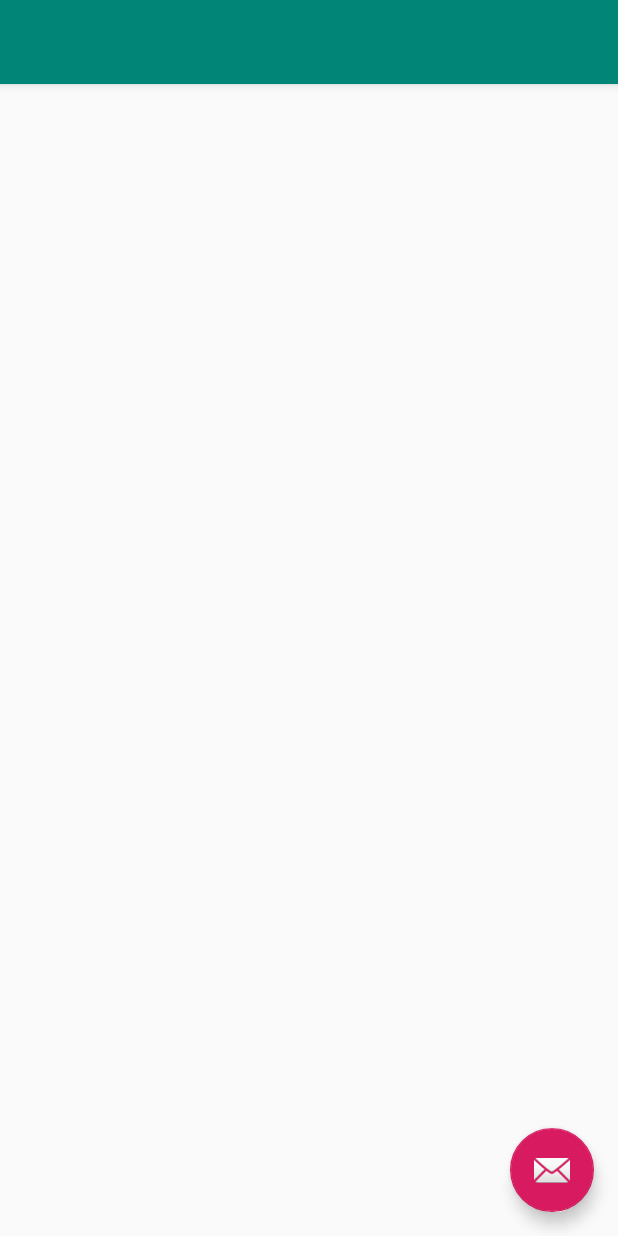
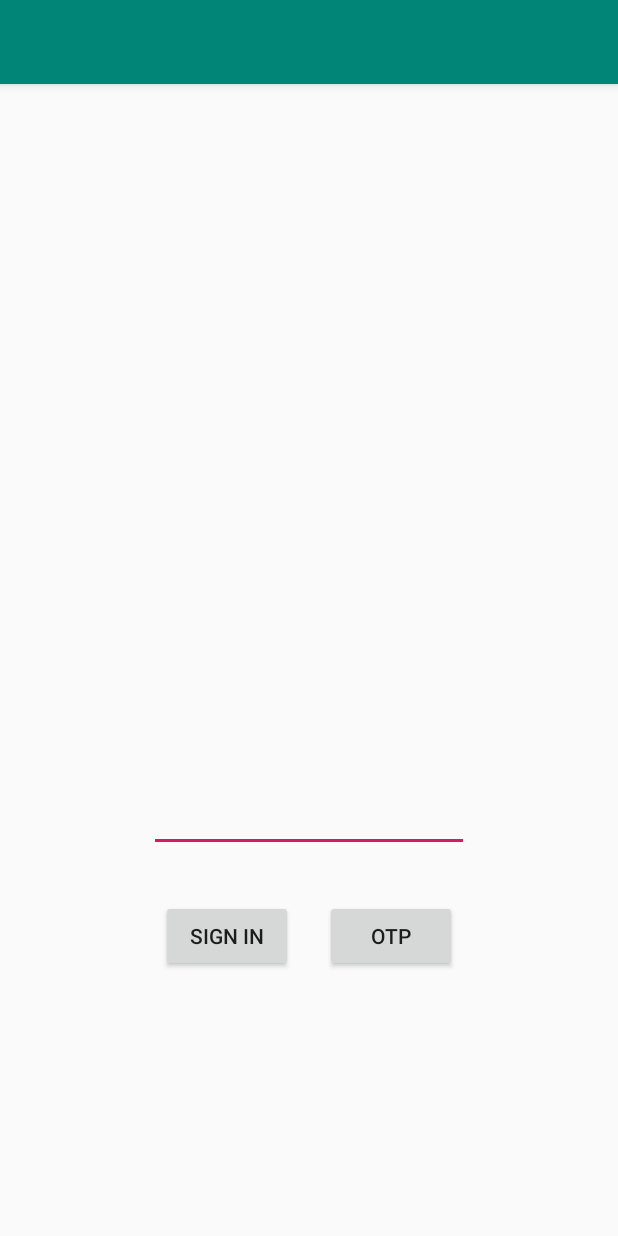
Before and after one commit to Renziera/babelanja-app, an Android app: the layout app_bar_main.xml on its own in the app's theme, with its tools: preview values and no code run, on a phone screen of 412 x 824 dp. Run offline under Robolectric (Android 15) with nearby library versions, the phone set to English and light mode, and no system bars.

Commit message:
Preview login

```diff
--- a/app/src/main/AndroidManifest.xml
+++ b/app/src/main/AndroidManifest.xml
@@ -11,7 +11,7 @@
         android:theme="@style/AppTheme">
         <activity
             android:name=".MainActivity"
-            android:label="@string/title_activity_main"
+            android:label="Babelanja"
             android:theme="@style/AppTheme.NoActionBar"></activity>
         <activity android:name=".SplashActivity">
             <intent-filter>
--- a/app/src/main/res/layout/app_bar_main.xml
+++ b/app/src/main/res/layout/app_bar_main.xml
@@ -22,12 +22,4 @@
 
     <include layout="@layout/content_main" />
 
-    <com.google.android.material.floatingactionbutton.FloatingActionButton
-        android:id="@+id/fab"
-        android:layout_width="wrap_content"
-        android:layout_height="wrap_content"
-        android:layout_gravity="bottom|end"
-        android:layout_margin="@dimen/fab_margin"
-        app:srcCompat="@android:drawable/ic_dialog_email" />
-
 </androidx.coordinatorlayout.widget.CoordinatorLayout>
--- a/app/src/main/res/layout/content_main.xml
+++ b/app/src/main/res/layout/content_main.xml
@@ -8,4 +8,36 @@
     tools:context=".MainActivity"
     tools:showIn="@layout/app_bar_main">
 
+    <EditText
+        android:id="@+id/phoneNumber"
+        android:layout_width="wrap_content"
+        android:layout_height="wrap_content"
+        android:layout_marginStart="8dp"
+        android:layout_marginEnd="8dp"
+        android:layout_marginBottom="256dp"
+        android:ems="10"
+        android:inputType="phone"
+        app:layout_constraintBottom_toBottomOf="parent"
+        app:layout_constraintEnd_toEndOf="parent"
+        app:layout_constraintStart_toStartOf="parent" />
+
+    <Button
+        android:id="@+id/button_sign_in"
+        android:layout_width="wrap_content"
+        android:layout_height="wrap_content"
+        android:layout_marginStart="8dp"
+        android:layout_marginTop="32dp"
+        android:text="Sign In"
+        app:layout_constraintStart_toStartOf="@+id/phoneNumber"
+        app:layout_constraintTop_toBottomOf="@+id/phoneNumber" />
+
+    <Button
+        android:id="@+id/button_otp"
+        android:layout_width="wrap_content"
+        android:layout_height="wrap_content"
+        android:layout_marginTop="32dp"
+        android:layout_marginEnd="8dp"
+        android:text="OTP"
+        app:layout_constraintEnd_toEndOf="@+id/phoneNumber"
+        app:layout_constraintTop_toBottomOf="@+id/phoneNumber" />
 </androidx.constraintlayout.widget.ConstraintLayout>
--- a/app/src/main/res/layout/nav_header_main.xml
+++ b/app/src/main/res/layout/nav_header_main.xml
@@ -24,13 +24,13 @@
         android:layout_width="match_parent"
         android:layout_height="wrap_content"
         android:paddingTop="@dimen/nav_header_vertical_spacing"
-        android:text="@string/nav_header_title"
+        android:text="Joni Sitohang"
         android:textAppearance="@style/TextAppearance.AppCompat.Body1" />
 
     <TextView
         android:id="@+id/textView"
         android:layout_width="wrap_content"
         android:layout_height="wrap_content"
-        android:text="@string/nav_header_subtitle" />
+        android:text="jonisitohang@gmail.com" />
 
 </LinearLayout>
--- a/app/src/main/res/values-v21/styles.xml
+++ /dev/null
@@ -1,8 +0,0 @@
-<resources>
-
-    <style name="AppTheme.NoActionBar">
-        <item name="windowActionBar">false</item>
-        <item name="windowNoTitle">true</item>
-        <item name="android:statusBarColor">@android:color/transparent</item>
-    </style>
-</resources>
--- a/build.gradle
+++ b/build.gradle
@@ -7,8 +7,8 @@ buildscript {
 
     }
     dependencies {
-        classpath 'com.android.tools.build:gradle:3.3.0'
-        classpath 'com.google.gms:google-services:4.1.0'
+        classpath 'com.android.tools.build:gradle:3.3.2'
+        classpath 'com.google.gms:google-services:4.2.0'
 
         // NOTE: Do not place your application dependencies here; they belong
         // in the individual module build.gradle files
```
Also changed, not shown: app/build.gradle (+10 -9 lines), app/src/main/java/id/web/babelanja/babelanja/MainActivity.java (+56 -15 lines), app/src/main/java/id/web/babelanja/babelanja/SplashActivity.java (+14 -0 lines), app/src/main/res/menu/activity_main_drawer.xml (+4 -17 lines).
